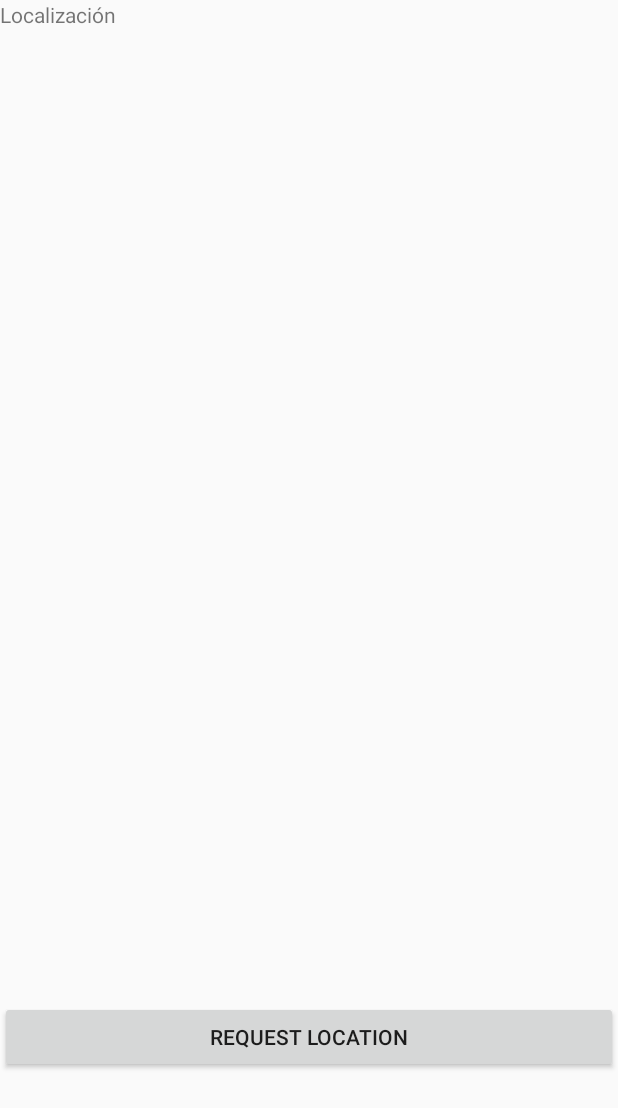
After one commit to TheAeryan/ProyectoNPI, an Android app: the ShowLocationActivity screen opened directly, with no data from a screen before it, on a phone screen of 412 x 824 dp. The commit adds this screen. Shown: the top 1108 px of the screen. Run offline under Robolectric (Android 15) with nearby library versions, the phone set to English and light mode, and no system bars; 1 statement that could not run was skipped.

Commit message:
Added Simple Location Functionality.

```diff
--- /dev/null
+++ b/Practica1_NPI/app/src/main/java/com/example/practica1_npi/ShowLocationActivity.java
@@ -0,0 +1,117 @@
+package com.example.practica1_npi;
+
+import android.Manifest;
+import android.app.Activity;
+import android.content.Context;
+import android.content.pm.PackageManager;
+import android.location.Criteria;
+import android.location.Location;
+import android.location.LocationListener;
+import android.location.LocationManager;
+import android.os.Bundle;
+import android.widget.TextView;
+import android.widget.Toast;
+
+import androidx.core.app.ActivityCompat;
+
+import static android.Manifest.permission.ACCESS_COARSE_LOCATION;
+import static android.Manifest.permission.ACCESS_FINE_LOCATION;
+
+public class ShowLocationActivity extends Activity implements LocationListener {
+    private TextView latituteField;
+    private TextView longitudeField;
+    private LocationManager locationManager;
+    private String provider;
+
+    /** Called when the activity is first created. */
+    @Override
+    public void onCreate(Bundle savedInstanceState) {
+        super.onCreate(savedInstanceState);
+        setContentView(R.layout.test_location);
+
+        /*
+        latituteField = (TextView) findViewById(R.id.TextView02);
+        longitudeField = (TextView) findViewById(R.id.TextView04);
+
+        // Get the location manager
+        locationManager = (LocationManager) getSystemService(Context.LOCATION_SERVICE);
+        // Define the criteria how to select the locatioin provider -> use
+        // default
+        Criteria criteria = new Criteria();
+        provider = locationManager.getBestProvider(criteria, false);
+
+        Location location = null;
+
+        if (checkSelfPermission(Manifest.permission.ACCESS_FINE_LOCATION) != PackageManager.PERMISSION_GRANTED
+                && checkSelfPermission(ACCESS_COARSE_LOCATION) != PackageManager.PERMISSION_GRANTED) {
+
+            ActivityCompat.requestPermissions(this, new String[]{ACCESS_COARSE_LOCATION}, 1);
+            ActivityCompat.requestPermissions(this, new String[]{ACCESS_FINE_LOCATION}, 1);
+
+            latituteField.setText("<SIN PERMISOS>");
+            longitudeField.setText("<SIN PERMISOS>");
+        }
+        else // Tengo permisos
+            location = locationManager.getLastKnownLocation(provider);
+
+        // Initialize the location fields
+        if (location != null) {
+            System.out.println("Provider " + provider + " has been selected.");
+            onLocationChanged(location);
+        } else {
+            latituteField.setText("Location not available");
+            longitudeField.setText("Location not available");
+        }*/
+    }
+
+    /* Request updates at startup */
+    @Override
+    protected void onResume() {
+        super.onResume();
+        if (checkSelfPermission(Manifest.permission.ACCESS_FINE_LOCATION) != PackageManager.PERMISSION_GRANTED
+                && checkSelfPermission(ACCESS_COARSE_LOCATION) != PackageManager.PERMISSION_GRANTED) {
+
+            ActivityCompat.requestPermissions(this, new String[]{ACCESS_COARSE_LOCATION}, 1);
+            ActivityCompat.requestPermissions(this, new String[]{ACCESS_FINE_LOCATION}, 1);
+
+            latituteField.setText("<SIN PERMISOS>");
+            longitudeField.setText("<SIN PERMISOS>");
+        }
+        else // Tengo permisos
+            locationManager.requestLocationUpdates(provider, 400, 1, this);
+    }
+
+    /* Remove the locationlistener updates when Activity is paused */
+    @Override
+    protected void onPause() {
+        super.onPause();
+        locationManager.removeUpdates(this);
+    }
+
+    @Override
+    public void onLocationChanged(Location location) {
+        double lat = (location.getLatitude());
+        double lng = (location.getLongitude());
+        latituteField.setText(Double.toString(lat));
+        longitudeField.setText(Double.toString(lng));
+    }
+
+    @Override
+    public void onStatusChanged(String provider, int status, Bundle extras) {
+        // TODO Auto-generated method stub
+
+    }
+
+    @Override
+    public void onProviderEnabled(String provider) {
+        Toast.makeText(this, "Enabled new provider " + provider,
+                Toast.LENGTH_SHORT).show();
+
+    }
+
+    @Override
+    public void onProviderDisabled(String provider) {
+        Toast.makeText(this, "Disabled provider " + provider,
+                Toast.LENGTH_SHORT).show();
+    }
+}
--- a/Practica1_NPI/app/src/main/res/layout/activity_main.xml
+++ b/Practica1_NPI/app/src/main/res/layout/activity_main.xml
@@ -20,6 +20,7 @@
             android:layout_width="270dp"
             android:layout_height="269dp"
             android:layout_gravity="center"
+            android:rotation="45"
             android:background="@drawable/fondo_mapa">
 
             <FrameLayout
--- /dev/null
+++ b/Practica1_NPI/app/src/main/res/layout/test_location.xml
@@ -0,0 +1,20 @@
+<?xml version="1.0" encoding="utf-8"?>
+<LinearLayout xmlns:android="http://schemas.android.com/apk/res/android"
+    android:orientation="vertical" android:layout_width="match_parent"
+    android:layout_height="match_parent">
+
+
+    <TextView
+        android:id="@+id/txtLocation"
+        android:layout_width="match_parent"
+        android:layout_height="667dp"
+        android:text="Localización" />
+
+    <Button
+        android:id="@+id/button"
+        android:layout_width="match_parent"
+        android:layout_height="wrap_content"
+        android:onClick="requestLocation"
+        android:text="Request Location" />
+
+</LinearLayout>
--- /dev/null
+++ b/Practica1_NPI/app/src/main/res/values/dimens.xml
@@ -0,0 +1,3 @@
+<resources>
+    <dimen name="fab_margin">16dp</dimen>
+</resources>
--- a/Practica1_NPI/app/src/main/res/values/strings.xml
+++ b/Practica1_NPI/app/src/main/res/values/strings.xml
@@ -1,3 +1,4 @@
 <resources>
     <string name="app_name">Practica1_NPI</string>
+    <string name="title_activity_show_location2">ShowLocationActivity2</string>
 </resources>
```
Also changed, not shown: Practica1_NPI/app/build.gradle (+6 -1 lines), Practica1_NPI/app/src/main/AndroidManifest.xml (+7 -2 lines), Practica1_NPI/app/src/main/java/com/example/practica1_npi/MainActivity.java (+11 -4 lines), Practica1_NPI/app/src/main/java/com/example/practica1_npi/ShowLocationActivity2.java (added, +176 -0 lines), Practica1_NPI/app/src/main/res/values/styles.xml (+9 -0 lines).
